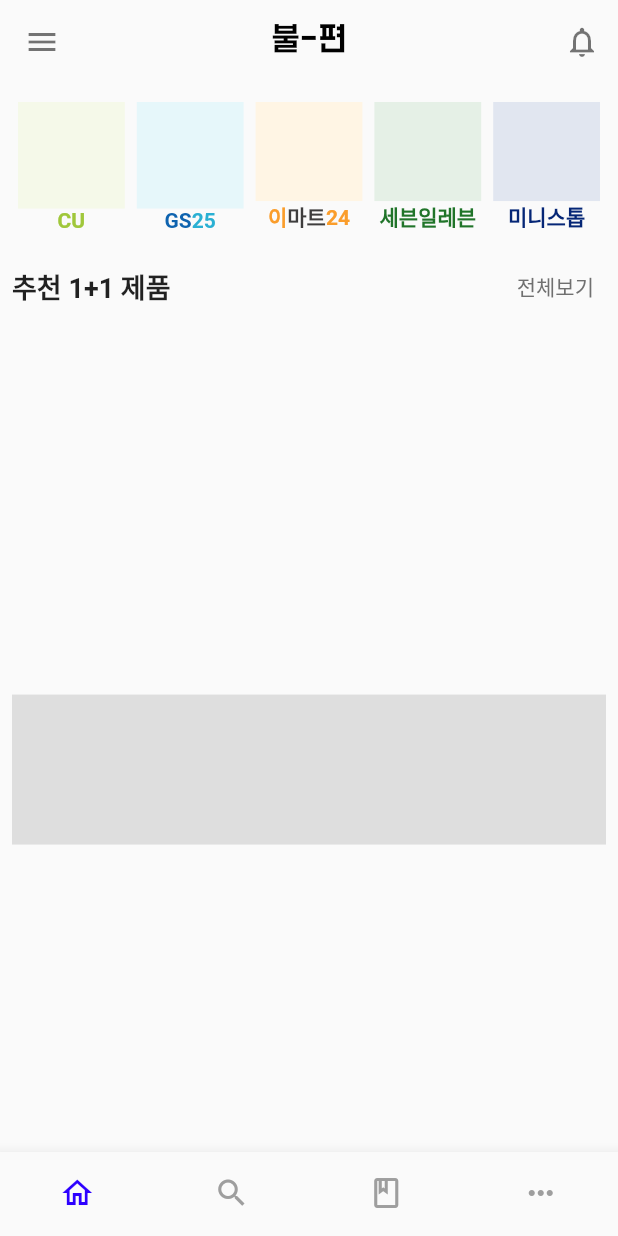
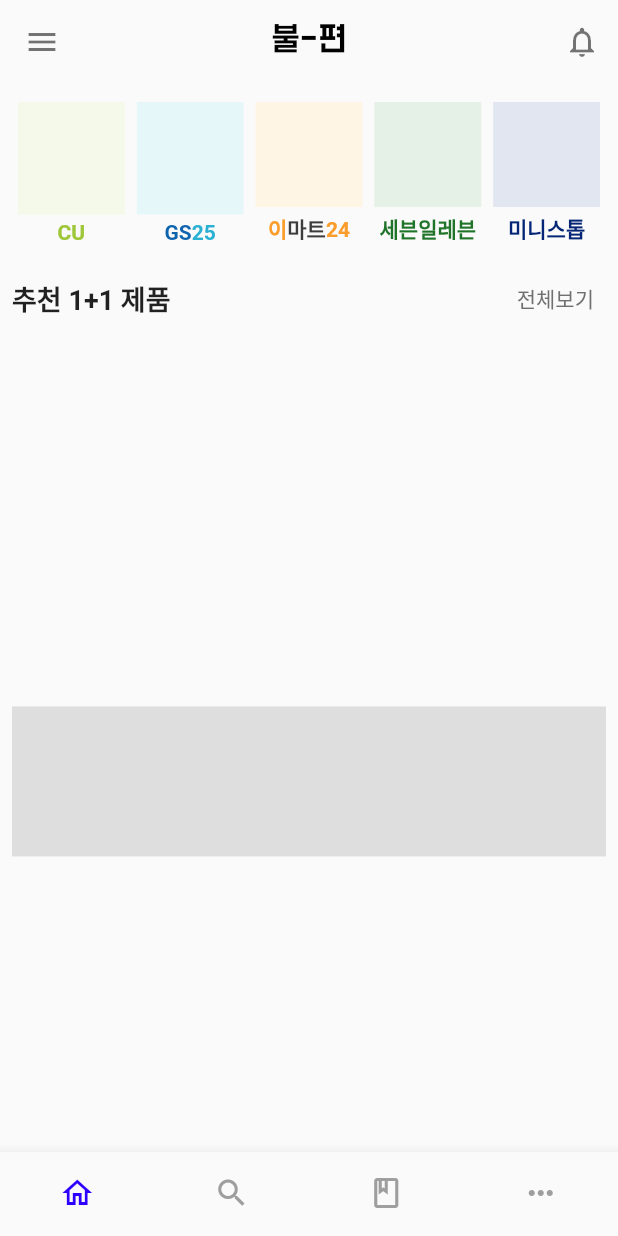
Before and after one commit to junhaesung/nplusone-client, a Flutter app: the screen it shows after launch, on a phone screen of 412 x 824 dp. Run offline on Flutter 3.47's test engine with Material 2 defaults, Android fonts, the light colour scheme and no system bars; our stand-ins replace firebase_analytics, firebase_auth, firebase_core, firebase_messaging, flutter_bloc, infinite_scroll_pagination and 1 more; accounts and stored records are empty; network calls fail; Roboto replaces fonts that are missing (Pretendard).

Commit message:
feat: home 화면 편의점 버튼 여백 수정

```diff
--- a/lib/view/home/home_view.dart
+++ b/lib/view/home/home_view.dart
@@ -64,7 +64,7 @@
       padding: const EdgeInsets.all(8.0),
       child: GridView.count(
         crossAxisCount: 5,
-        childAspectRatio: 10 / 12,
+        childAspectRatio: 10 / 13,
         shrinkWrap: true,
         children: tabData
             .map((e) => Padding(
@@ -80,6 +80,7 @@
                           ),
                         ),
                       ),
+                      const SizedBox(height: 4.0),
                       e.title,
                     ],
                   ),
```
